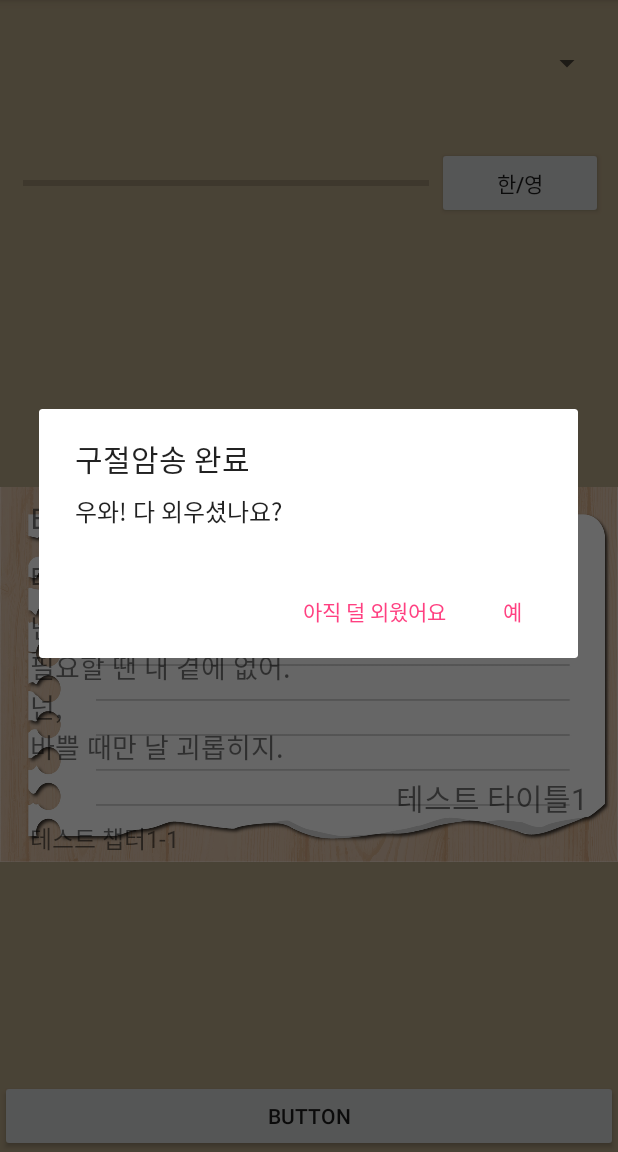
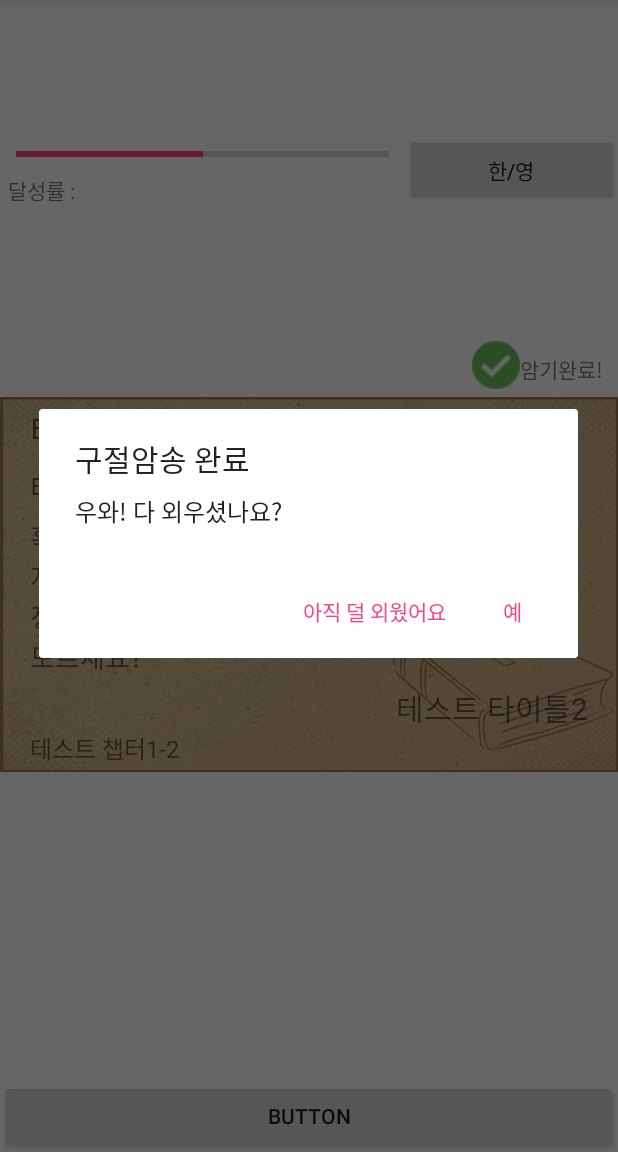
Before and after one commit to bychoi00/project1, an Android app: the screen it shows after launch (MainActivity), after a tap on "BUTTON", on a phone screen of 412 x 824 dp, the part 84-1236 px from its top. Run offline under Robolectric (Android 15) with nearby library versions, the phone set to English and light mode, and no system bars; 2 other taps on this screen came first.

Commit message:
프로그레스바 하자

```diff
--- a/bible_test/app/src/main/assets/test.json
+++ b/bible_test/app/src/main/assets/test.json
@@ -14,7 +14,7 @@
     {
       "id": "A0102",
       "chapter_kor": "테스트 챕터1-2",
-      "chapter_eng": "TEST 테스트 챕터1-1",
+      "chapter_eng": "TEST 테스트 챕터1-2",
       "category_kor": "테스트 카테고리1",
       "category_eng": "TEST 테스트 카테고리1",
       "title_kor": "테스트 타이틀2",
--- a/bible_test/app/src/main/java/com/example/media_choi/bible_test/MainActivity.java
+++ b/bible_test/app/src/main/java/com/example/media_choi/bible_test/MainActivity.java
@@ -7,6 +7,7 @@ import android.support.v7.app.AppCompatActivity;
 import android.view.View;
 import android.widget.Button;
 import android.widget.LinearLayout;
+import android.widget.ProgressBar;
 import android.widget.TextView;
 import android.widget.Toast;
 
@@ -14,14 +15,17 @@ import java.util.ArrayList;
 
 public class MainActivity extends AppCompatActivity {
 
+    ProgressBar progressBar;
     Button buttonCheck;
     Button buttonChange;
+    TextView textPersent;
     TextView textCategory;
     TextView textTitle;
     TextView textBody;
     TextView textUnderTitle;
     TextView textChapter;
     LinearLayout myLayout;
+    LinearLayout successLayout;
     DBHelper mDbHelper;
     ArrayList<DataModel> bibles = new ArrayList<>();
     int count = 1;
@@ -40,7 +44,10 @@ public class MainActivity extends AppCompatActivity {
         textUnderTitle = (TextView) findViewById(R.id.textUnderTitle);
         buttonCheck = (Button) findViewById(R.id.buttonCheck);
         buttonChange = (Button) findViewById(R.id.buttonChange);
+        progressBar = (ProgressBar)findViewById(R.id.progressbar);
+        textPersent = (TextView)findViewById(R.id.textPersent);
         myLayout = (LinearLayout) findViewById(R.id.mylayout);
+        successLayout = (LinearLayout)findViewById(R.id.successLayout);
 
         //json Data Load , id를 로컬DB를 통해 저장시켜뒀다가 종료시점 이후 불러오기***************************************
         mDbHelper = new DBHelper(this);
@@ -52,6 +59,9 @@ public class MainActivity extends AppCompatActivity {
         textBody.setText(bibles.get(0).body_kor);
         textChapter.setText(bibles.get(0).chapter_kor);
         textUnderTitle.setText(bibles.get(0).title_kor);
+
+        //progress bar
+        progressBar.setProgress(50);
 
         //이벤트
         // 체크버튼 누를 시
--- a/bible_test/app/src/main/res/layout/activity_main.xml
+++ b/bible_test/app/src/main/res/layout/activity_main.xml
@@ -6,54 +6,75 @@
     android:layout_height="match_parent"
     android:orientation="vertical"
     tools:context="com.example.media_choi.bible_test.MainActivity"
-    android:background="#B8A787">
-
-
-    <LinearLayout
-        android:layout_width="match_parent"
-        android:layout_height="0dp"
-        android:layout_weight="2"
-        android:orientation="vertical"
-        android:padding="10dp">
-
-        <Spinner
-            android:layout_width="match_parent"
-            android:layout_height="0dp"
-            android:layout_weight="2" />
+    android:background="#FFFF">
 
         <LinearLayout
             android:layout_width="match_parent"
             android:layout_height="0dp"
             android:layout_weight="3"
-            android:orientation="horizontal">
+            android:orientation="horizontal"
+            android:gravity="center">
+
+            <LinearLayout
+                android:layout_width="0dp"
+                android:layout_height="wrap_content"
+                android:layout_weight="5"
+                android:paddingLeft="5dp"
+                android:paddingRight="5dp"
+                android:orientation="vertical">
 
                 <ProgressBar
                     android:id="@+id/progressbar"
                     style="?android:attr/progressBarStyleHorizontal"
+                    android:layout_width="match_parent"
+                    android:layout_height="wrap_content"
+                    android:layout_gravity="center"
+                    android:max="100"
+                    android:progress="0"
+                    android:padding="5dp" />
+
+                <TextView
+                    android:id="@+id/textPersent"
                     android:layout_width="wrap_content"
                     android:layout_height="wrap_content"
-                android:layout_gravity="center"
-                android:layout_weight="10"
-                android:padding="5dp" />
+                    android:text="달성률 : "/>
+
+            </LinearLayout>
+
 
             <Button
                 android:id="@+id/buttonChange"
                 android:layout_width="wrap_content"
                 android:layout_height="wrap_content"
-                android:layout_gravity="center_vertical"
                 android:layout_weight="1"
                 android:text="한/영" />
 
     </LinearLayout>
 
+    <LinearLayout
+        android:id="@+id/successLayout"
+        android:layout_width="wrap_content"
+        android:layout_height="0dp"
+        android:layout_gravity="right"
+        android:layout_weight="0.5"
+        android:paddingRight="10dp">
+
+        <ImageView
+            android:layout_width="wrap_content"
+            android:layout_height="wrap_content"
+            android:src="@drawable/checked"/>
+
+        <TextView
+            android:layout_width="wrap_content"
+            android:layout_height="wrap_content"
+            android:layout_gravity="center"
+            android:text="암기완료!"/>
 
     </LinearLayout>
-
     <LinearLayout
         android:id="@+id/mylayout"
         android:layout_width="match_parent"
         android:layout_height="0dp"
-        android:gravity="center_vertical"
         android:layout_weight="6">
 
         <LinearLayout
@@ -62,7 +83,7 @@
             android:gravity="center_vertical"
             android:paddingLeft="20dp"
             android:paddingRight="20dp"
-            android:background="@drawable/background1"
+            android:background="@drawable/background2"
             android:orientation="vertical">
 
             <TextView
```
Also changed, not shown: bible_test/app/src/main/res/drawable-v24/checked.png (added). Lines whose indentation alone changed are shown as unchanged.
